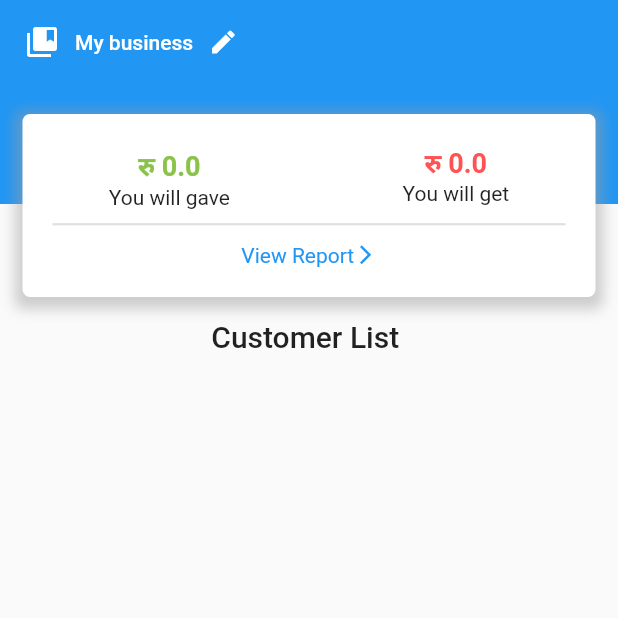
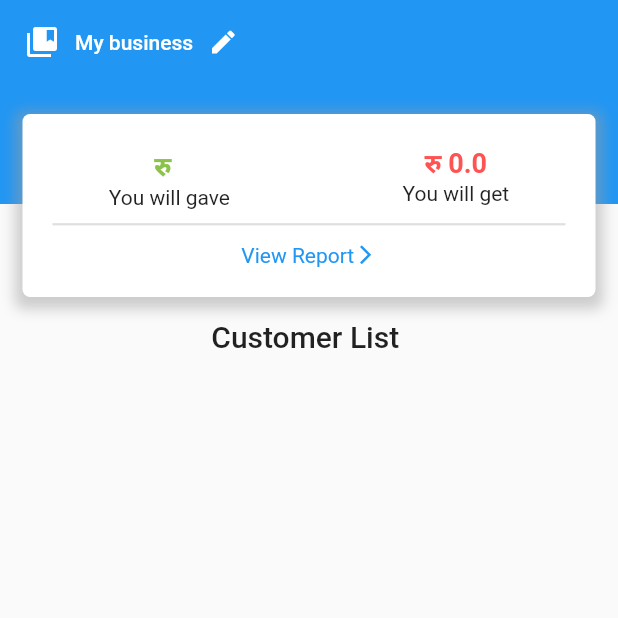
Before and after one commit to Ambikadulal/khatabook-calculation-app, a Flutter app: the screen it shows after launch, on a phone screen of 412 x 824 dp, the top half of it. Run offline on Flutter 3.47's test engine with Material 2 defaults, Android fonts, the phone set to English and light mode, and no system bars; our stand-ins replace sqflite; accounts and stored records are empty.

Commit message:
minor changes related with calculator

```diff
--- a/lib/source/routes.dart
+++ b/lib/source/routes.dart
@@ -1,4 +1,5 @@
 import 'package:flutter/material.dart';
+import 'package:khatabook_yarsalab_task/source/screens/pages/calculation/calculation_page.dart';
 import 'package:khatabook_yarsalab_task/source/screens/pages/customer/add_customer.dart';
 import 'package:khatabook_yarsalab_task/source/screens/pages/customer/money_calculation_button.dart';
 import 'package:khatabook_yarsalab_task/source/screens/pages/home_page.dart';
@@ -14,6 +15,9 @@ class RouteGenerator {
 
       case MoneyCalculationButton.routeName:
         return MaterialPageRoute(builder: (_) => const MoneyCalculationButton());
+
+      case CalculationPage.routeName:
+        return MaterialPageRoute(builder: (_) => const CalculationPage());
     }
 
     return MaterialPageRoute(builder: (_) => const Scaffold(body: Center(child: Text("Error, Page not found"))));
--- a/lib/source/screens/pages/customer/money_calculation_button.dart
+++ b/lib/source/screens/pages/customer/money_calculation_button.dart
@@ -1,4 +1,6 @@
 import 'package:flutter/material.dart';
+
+import '../calculation/calculation_page.dart';
 
 class MoneyCalculationButton extends StatelessWidget {
   static const String routeName = "money-cal";
@@ -23,7 +25,7 @@ class MoneyCalculationButton extends StatelessWidget {
                 buttonTheme: ButtonTheme.of(context).copyWith(materialTapTargetSize: MaterialTapTargetSize.shrinkWrap)),
             child: ElevatedButton(
               style: style,
-              onPressed: () {},
+              onPressed: () => Navigator.pushNamed(context, CalculationPage.routeName),
               child: const Text(
                 "YOU GAVE रु ",
                 style: TextStyle(color: Colors.white),
@@ -35,7 +37,7 @@ class MoneyCalculationButton extends StatelessWidget {
                 buttonTheme: ButtonTheme.of(context).copyWith(materialTapTargetSize: MaterialTapTargetSize.shrinkWrap)),
             child: ElevatedButton(
               style: style,
-              onPressed: () {},
+              onPressed: () => Navigator.pushNamed(context, CalculationPage.routeName),
               child: const Text(
                 "YOU GOT रु",
               ),
--- a/lib/source/screens/pages/home_page.dart
+++ b/lib/source/screens/pages/home_page.dart
@@ -28,8 +28,8 @@ class _HomePageState extends State<HomePage> {
   //     id: 2,
   //   )
   // ];
-  var _currentTab = TabItem.home;
 
+  dynamic _currentTab = TabItem.home;
   void _selectTab(TabItem tabItem) {
     setState(() => _currentTab = tabItem);
   }
@@ -97,11 +97,15 @@ class HomePageBody extends StatefulWidget {
 }
 
 class _HomePageBodyState extends State<HomePageBody> {
+  // late final List<String> operations;
+
   @override
   Widget build(BuildContext context) {
     return Column(
       children: [
-        _buildBody(context),
+        _buildBody(
+          context,
+        ),
         Padding(
           padding: const EdgeInsets.all(15.0),
           child: Text(
@@ -167,7 +171,9 @@ class _HomePageBodyState extends State<HomePageBody> {
   }
 }
 
-Widget _buildBody(BuildContext context) {
+Widget _buildBody(
+  BuildContext context,
+) {
   return Stack(
     children: [
       Container(
@@ -189,8 +195,6 @@ Widget _buildBody(BuildContext context) {
         ]),
         child: Column(
           children: [
-            //Consumer<Credits>(builder: (context, data, _) {
-            //  return
             Row(
               mainAxisAlignment: MainAxisAlignment.spaceAround,
               children: [
@@ -200,7 +204,8 @@ Widget _buildBody(BuildContext context) {
                     crossAxisAlignment: CrossAxisAlignment.center,
                     children: const [
                       Text(
-                        'रु 0.0',
+                        // 'रु ${Calculator.parseString(operations.last)} ',
+                        'रु  ',
                         style: TextStyle(fontWeight: FontWeight.bold, fontSize: 18.0, color: Colors.lightGreen),
                       ),
                       Text("You will gave")
@@ -222,8 +227,6 @@ Widget _buildBody(BuildContext context) {
                 ),
               ],
             ),
-            //}
-            //),
             const Divider(
               height: 5,
               thickness: 1.5,
```
